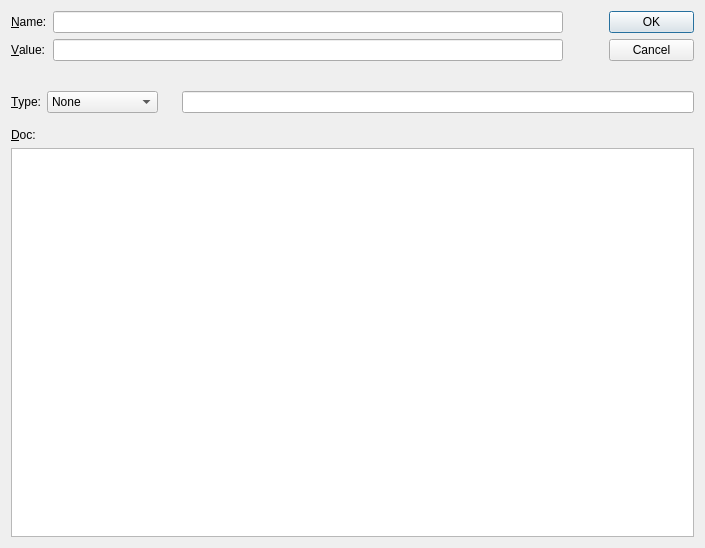
Before: the Qt Designer form ndtsconfigtool/richattributedlg.ui in jkotan/nexdatas.configtool, drawn with Qt 5.
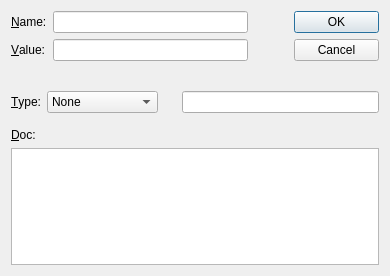
After: the same form once the commit is applied.

Diff of the .ui file:
```diff
--- a/ndtsconfigtool/richattributedlg.ui
+++ b/ndtsconfigtool/richattributedlg.ui
@@ -6,8 +6,8 @@
    <rect>
     <x>0</x>
     <y>0</y>
-    <width>705</width>
-    <height>548</height>
+    <width>390</width>
+    <height>276</height>
    </rect>
   </property>
   <property name="minimumSize">
```
